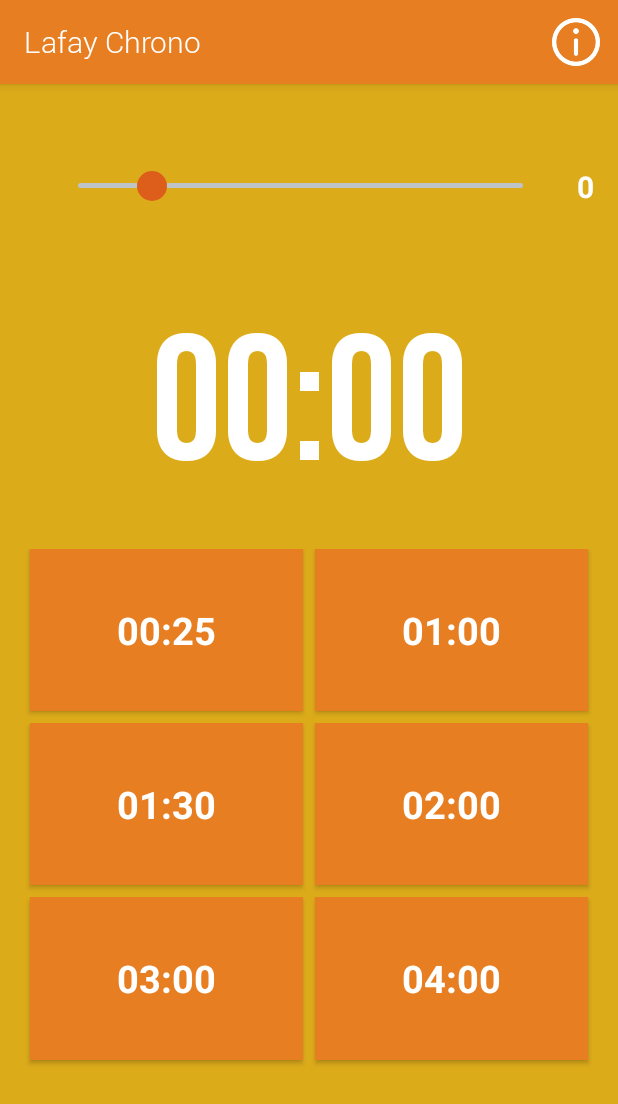
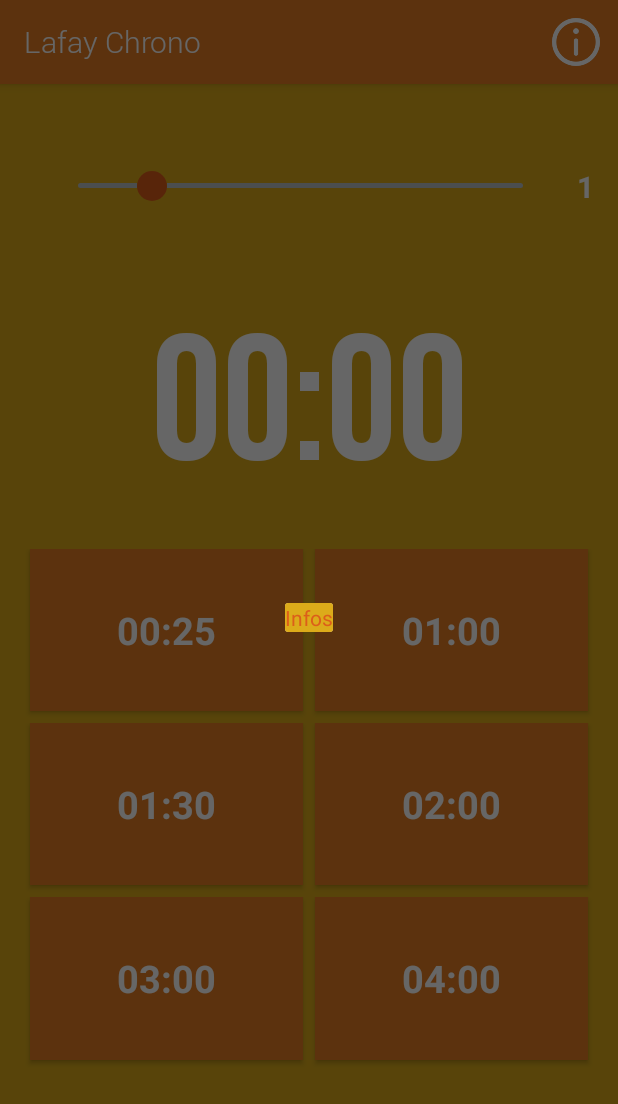
Before and after one commit to joeybronner/android-lafay-chrono, an Android app: the screen it shows after launch (MainActivity), after a tap on "Info", on a phone screen of 412 x 824 dp. Shown: the top 1104 px of the screen. Run offline under Robolectric (Android 15) with nearby library versions, the phone set to English and light mode, and no system bars; libraries missing offline, so code that uses them is left out: junit.framework; 3 other taps on this screen came first.

Commit message:
SeekBar incrementation/decrementation rules

```diff
--- a/app/src/main/java/fr/joeybronner/chronolafayapp/MainActivity.java
+++ b/app/src/main/java/fr/joeybronner/chronolafayapp/MainActivity.java
@@ -28,6 +28,7 @@ public class MainActivity extends AppCompatActivity {
     TextView tvChrono, tvSeekBarRemaining;
     MediaPlayer mp = new MediaPlayer();
     CountDownTimer countDownTimer;
+    SeekBar seekBar;
     long SLIDER_TIMER;
     int progressStatus;
 
@@ -70,13 +71,12 @@ public class MainActivity extends AppCompatActivity {
         tvChrono = (TextView) this.findViewById(R.id.tvChrono);
         tvChrono.setTypeface(Typeface.createFromAsset(getAssets(), "fonts/BebasNeue.ttf"));
 
-        final SeekBar sk=(SeekBar) this.findViewById(R.id.seekBar);
-        sk.setProgress(1);
-        sk.setOnSeekBarChangeListener(new SeekBar.OnSeekBarChangeListener() {
+        seekBar = (SeekBar) this.findViewById(R.id.seekBar);
+        seekBar.setProgress(0);
+        seekBar.setOnSeekBarChangeListener(new SeekBar.OnSeekBarChangeListener() {
             @Override
-            public void onProgressChanged(SeekBar seekBar, int progress,boolean fromUser) {
-                //updateSpeedTextView(progress);
-                //Constants.SCROLL_SPEED = progress;
+            public void onProgressChanged(SeekBar seekBar, int progress, boolean fromUser) {
+                tvSeekBarRemaining.setText("" + progress);
             }
 
             @Override
@@ -130,6 +130,9 @@ public class MainActivity extends AppCompatActivity {
     }
 
     private void startWorkout(long time) {
+        int currentProgress = seekBar.getProgress();
+        if (currentProgress > 0)
+            seekBar.setProgress(currentProgress - 1);
         actionStop(false);
         initTimer(time);
         resetProgressBar();
@@ -142,8 +145,10 @@ public class MainActivity extends AppCompatActivity {
         resetProgressBar();
         resetTimer();
         btStop.setVisibility(View.INVISIBLE);
-        if (raz)
+        if (raz) {
             tvChrono.setText("00:00");
+            seekBar.setProgress(seekBar.getProgress() + 1);
+        }
     }
 
     private void initTimer(long time) {
@@ -185,7 +190,8 @@ public class MainActivity extends AppCompatActivity {
             }
 
             public void onFinish() {
-                actionStop(true);
+                actionStop(false);
+                tvChrono.setText("00:00");
             }
         }.start();
     }
@@ -210,13 +216,27 @@ public class MainActivity extends AppCompatActivity {
                 break;*/
             // action with ID action_settings was selected
             case R.id.action_info:
-                Toast.makeText(this, "Settings selected", Toast.LENGTH_SHORT)
-                        .show();
+                showInfosActivity();
                 break;
             default:
                 break;
         }
         return true;
+    }
+
+    private void showInfosActivity() {
+        // Create the new dialog without title
+        final Dialog dialog = new Dialog(btStop.getContext());
+        dialog.requestWindowFeature(Window.FEATURE_NO_TITLE);
+        dialog.setCancelable(true);
+
+        // Content of the dialog
+        dialog.setContentView(R.layout.activity_infos);
+        dialog.show();
+
+        // Load data
+        //tvSpeed = (TextView) dialog.findViewById(R.id.tvScrollSpeed);
+        //updateSpeedTextView(Constants.SCROLL_SPEED);
     }
 
     private void showSettingsActivity() {
@@ -228,9 +248,5 @@ public class MainActivity extends AppCompatActivity {
         // Content of the dialog
         dialog.setContentView(R.layout.activity_settings);
         dialog.show();
-
-        // Load data
-        //tvSpeed = (TextView) dialog.findViewById(R.id.tvScrollSpeed);
-        //updateSpeedTextView(Constants.SCROLL_SPEED);
     }
 }
--- a/app/src/main/res/layout/activity_main.xml
+++ b/app/src/main/res/layout/activity_main.xml
@@ -211,7 +211,7 @@
                 android:layout_height="wrap_content"
                 android:textColor="@color/white"
                 android:visibility="invisible"
-                android:text="RESET"
+                android:text="CANCEL"
                 android:background="@color/red"
                 android:layout_gravity="center_horizontal" />
 
```
Also changed, not shown: 1 other file.
